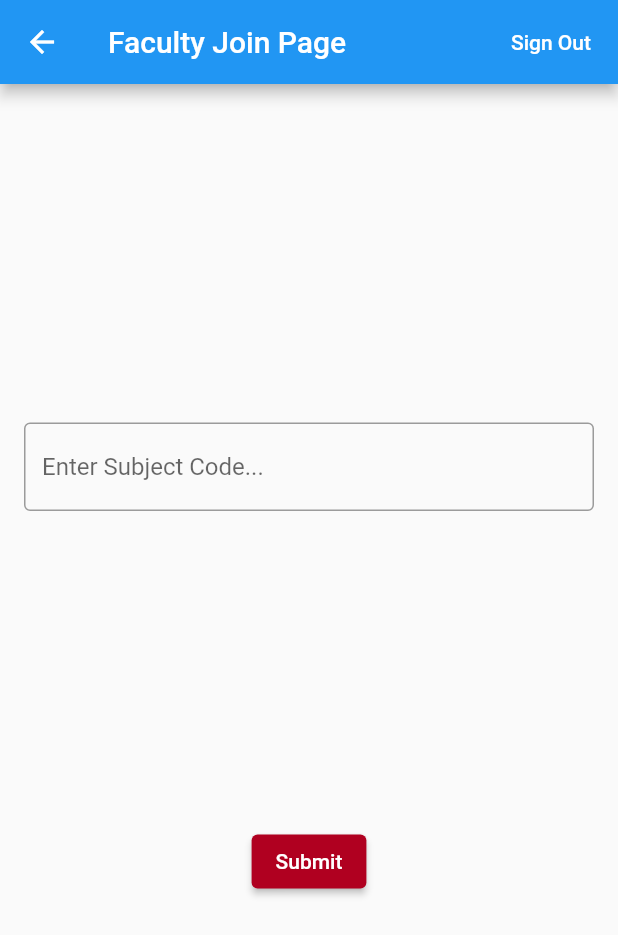
After one commit to BrainSt0rmers/WorkMate, a Flutter app: the FacultyJoin screen opened by its route, after a tap on "Submit", on a phone screen of 412 x 824 dp. The commit adds this screen. Shown: the top 935 px of the screen. Run offline on Flutter 3.47's test engine with Material 2 defaults, Android fonts, the phone set to English and light mode, and no system bars; our stand-ins replace firebase_auth, firebase_core, firebase_database, percent_indicator; accounts and stored records are empty.

Commit message:
Final review commit

```diff
--- /dev/null
+++ b/lib/Screens/facultyjoinpage.dart
@@ -0,0 +1,138 @@
+import 'package:flutter/material.dart';
+import 'package:firebase_auth/firebase_auth.dart';
+import 'package:firebase_database/firebase_database.dart';
+import 'package:work_mate/main.dart';
+
+class FacultyJoin extends StatefulWidget {
+  @override
+  _FacultyJoinState createState() => _FacultyJoinState();
+}
+
+class _FacultyJoinState extends State<FacultyJoin> {
+  String enteredcode;
+
+  Future<bool> _checkCode(String s) async {
+    int _flg = 0;
+    //print(cd.curclass);
+    if (cd.curclass == null) {
+      print('Account Not Faculty');
+    } else {
+      String curclass = cd.curclass;
+      final dbref1 = FirebaseDatabase.instance
+          .reference()
+          .child("class/$curclass/subject");
+      await dbref1.once().then((DataSnapshot snapshot) {
+        Map<dynamic, dynamic> values = snapshot.value;
+        values.forEach((key, values) {
+          if (key == s) {
+            _flg = 1;
+          }
+        });
+      });
+    }
+    if (_flg == 1) {
+      String curmail = await FirebaseAuth.instance.currentUser.email;
+      curmail = curmail.replaceAll('.', ',');
+
+      String curpost;
+      await FirebaseDatabase.instance
+          .reference()
+          .child('user/$curmail/designation')
+          .once()
+          .then((DataSnapshot snap) {
+        Map<dynamic, dynamic> values = snap.value;
+        curpost = values['post'];
+      });
+      if (curpost == 'student' || curpost == 'cr') {
+        await FirebaseDatabase.instance
+            .reference()
+            .child('user/$curmail/ccode')
+            .set({'${cd.curclass}': '$enteredcode'});
+
+        final dbref3 = FirebaseDatabase.instance.reference();
+        dbref3
+            .child('user/$curmail/designation')
+            .set({'code': 'null', 'post': 'faculty'});
+
+        dbref3.child('class/${cd.curclass}/studlist/$curmail').remove();
+      } else if (curpost == 'faculty') {
+        final dbref4 = await FirebaseDatabase.instance
+            .reference()
+            .child('user/$curmail/ccode');
+        await dbref4.once().then((DataSnapshot snap) {
+          Map<dynamic, dynamic> values = snap.value;
+          values[cd.curclass] = enteredcode;
+          dbref4.set(values);
+        });
+        await FirebaseDatabase.instance
+            .reference()
+            .child('user/$curmail/designation')
+            .set({'code': 'null', 'post': 'faculty'});
+      }
+      return true;
+    } else
+      return false;
+  }
+
+  FirebaseAuth auth = FirebaseAuth.instance;
+  @override
+  Widget build(BuildContext context) {
+    return Scaffold(
+      appBar: AppBar(
+        actions: [
+          Padding(
+            padding: const EdgeInsets.only(right: 10),
+            child: TextButton(
+              onPressed: () async {
+                await auth.signOut();
+                Navigator.of(context).pushNamedAndRemoveUntil(
+                    '/landingpage', (Route<dynamic> route) => false);
+              },
+              child: Text(
+                "Sign Out",
+                //style: TextStyle(color: Colors.white),
+              ),
+            ),
+          ),
+        ],
+        title: Text("Faculty Join Page"),
+      ),
+      body: Padding(
+        padding: const EdgeInsets.all(16.0),
+        child: Column(
+          mainAxisAlignment: MainAxisAlignment.center,
+          children: [
+            Spacer(),
+            TextField(
+              decoration: InputDecoration(
+                hintText: "Enter Subject Code...",
+              ),
+              onChanged: (value) {
+                enteredcode = value;
+              },
+            ),
+            Spacer(),
+            Row(
+              mainAxisAlignment: MainAxisAlignment.center,
+              children: [
+                ElevatedButton(
+                  child: Text("Submit"),
+                  onPressed: () async {
+                    bool found = await _checkCode(enteredcode);
+                    if (found == true) {
+                      Navigator.of(context).pushNamedAndRemoveUntil(
+                          '/landingpage', (Route<dynamic> route) => false);
+                    } else {
+                      print('Subject not found');
+                    }
+                  },
+                )
+              ],
+            ),
+            Spacer(),
+          ],
+        ),
+      ),
+    );
+  }
+}
```
Also changed, not shown: lib/Screens/viewattendancepage.dart (added, +208 -0 lines), lib/main.dart (+50 -7 lines).
